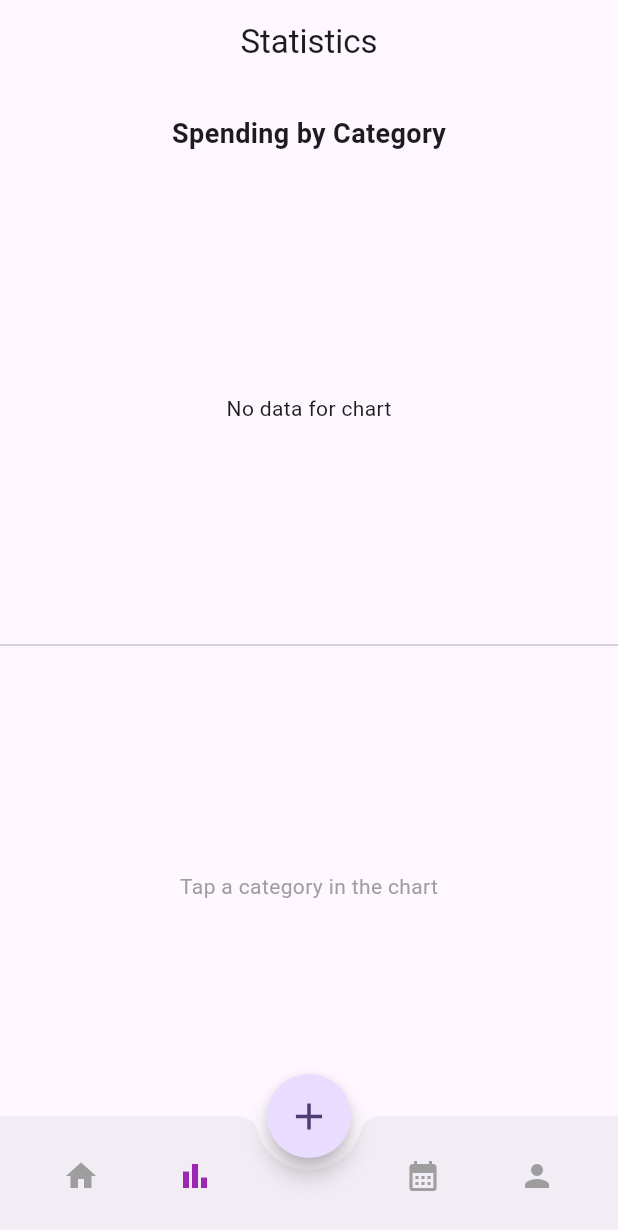
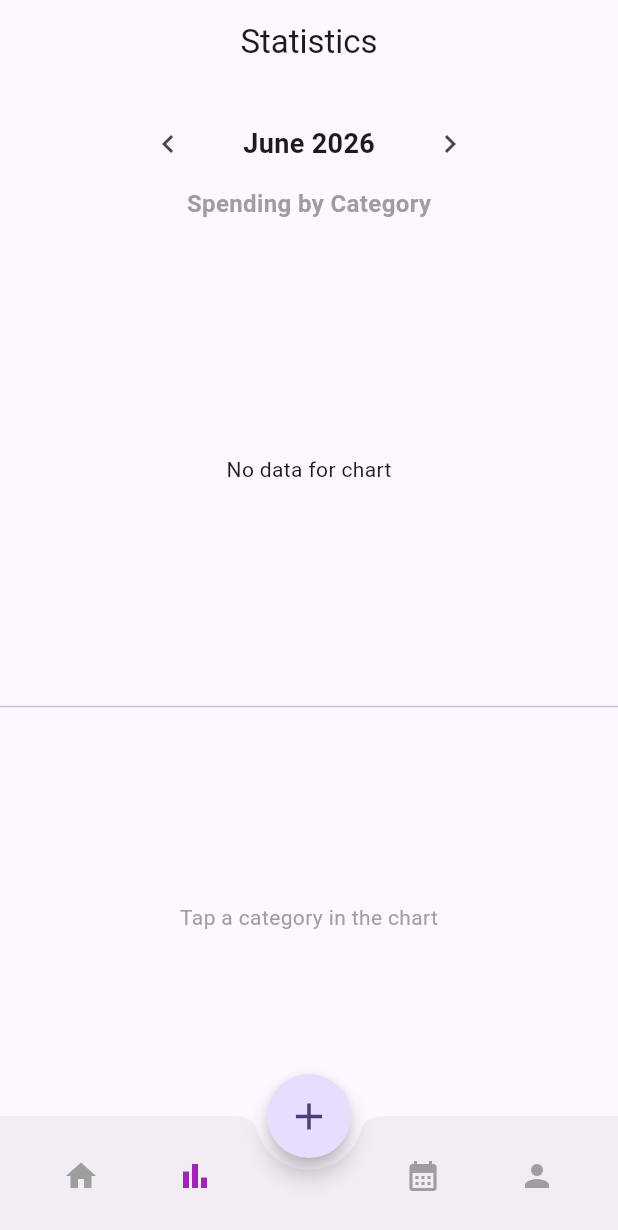
Before and after one commit to gofredo69/sintabo, a Flutter app: the screen it shows after launch, item 2 of the bottom bar chosen, on a phone screen of 412 x 824 dp. Shown: the top 1230 px of the screen. Run offline on Flutter 3.47's test engine with Material 3 defaults, Android fonts, the phone set to English and light mode, and no system bars; our stand-ins replace fl_chart, flutter_dotenv, image_picker, shared_preferences, supabase_flutter, table_calendar; missing offline and left inert: google_mlkit_text_recognition; accounts and stored records are empty.

Commit message:
feat: Implemented delete confirmation modal, statistics backdating, and official Sintabo logo

```diff
--- a/lib/statistics_page.dart
+++ b/lib/statistics_page.dart
@@ -12,16 +12,35 @@ class StatisticsPage extends StatefulWidget {
 
 class _StatisticsPageState extends State<StatisticsPage> {
   String? _tappedCategory;
+  DateTime _selectedMonth = DateTime.now();
+
+  void _decrementMonth() {
+    setState(() {
+      _selectedMonth = DateTime(_selectedMonth.year, _selectedMonth.month - 1);
+      _tappedCategory = null;
+    });
+  }
+
+  void _incrementMonth() {
+    setState(() {
+      _selectedMonth = DateTime(_selectedMonth.year, _selectedMonth.month + 1);
+      _tappedCategory = null;
+    });
+  }
+
+  String _getMonthName(int month) {
+    const monthNames = ["January", "February", "March", "April", "May", "June", "July", "August", "September", "October", "November", "December"];
+    return monthNames[month - 1];
+  }
 
   @override
   Widget build(BuildContext context) {
-    final now = DateTime.now();
     Map<String, Map<String, dynamic>> dataMap = {};
 
     // FILTER: Only loop through expenses from the current month
     final currentMonthData = widget.expenses.where((e) {
       final date = DateTime.parse(e['created_at']).toLocal();
-      return date.month == now.month && date.year == now.year;
+      return date.month == _selectedMonth.month && date.year == _selectedMonth.year;
     }).toList();
 
     for (var item in currentMonthData) {
@@ -44,9 +63,40 @@ class _StatisticsPageState extends State<StatisticsPage> {
       appBar: AppBar(title: const Text('Statistics'), centerTitle: true),
       body: Column(
         children: [
+          Padding(
+            padding: const EdgeInsets.only(top: 16.0, bottom: 4.0),
+            child: Row(
+              mainAxisAlignment: MainAxisAlignment.center,
+              children: [
+                IconButton(
+                  icon: const Icon(Icons.chevron_left),
+                  onPressed: _decrementMonth,
+                ),
+                SizedBox(
+                  width: 140,
+                  child: Center(
+                    child: Text(
+                      "${_getMonthName(_selectedMonth.month)} ${_selectedMonth.year}",
+                      style: const TextStyle(fontSize: 18, fontWeight: FontWeight.bold),
+                    ),
+                  ),
+                ),
+                IconButton(
+                  icon: const Icon(Icons.chevron_right),
+                  onPressed: () {
+                    if (_selectedMonth.year == DateTime.now().year &&
+                        _selectedMonth.month == DateTime.now().month) {
+                      return;
+                    }
+                    _incrementMonth();
+                  },
+                ),
+              ],
+            ),
+          ),
           const Padding(
-            padding: EdgeInsets.symmetric(vertical: 20),
-            child: Text("Spending by Category", style: TextStyle(fontSize: 18, fontWeight: FontWeight.bold)),
+            padding: EdgeInsets.only(bottom: 16.0),
+            child: Text("Spending by Category", style: TextStyle(fontSize: 16, fontWeight: FontWeight.w600, color: Colors.grey)),
           ),
           // DONUT CHART WITH TOUCH INTERACTION
           SizedBox(
```
Also changed, not shown: lib/main.dart (+29 -1 lines), pubspec.yaml (+10 -0 lines), pubspec.lock, 3 other files.
